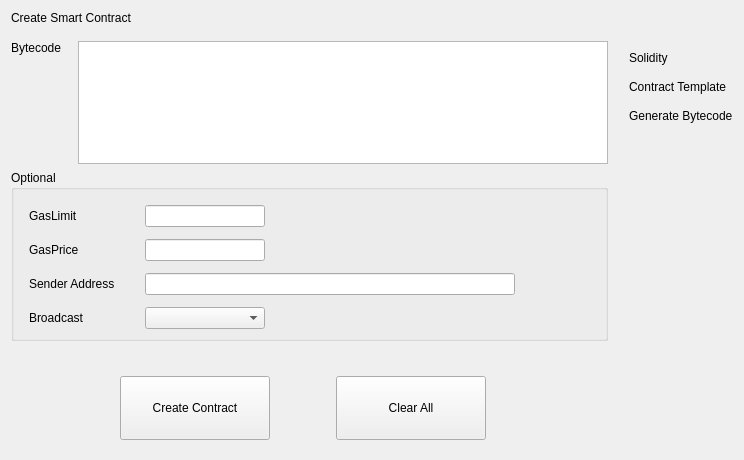
Qt form src/qt/forms/createcontract.ui (qtumproject/qtum) before a commit.
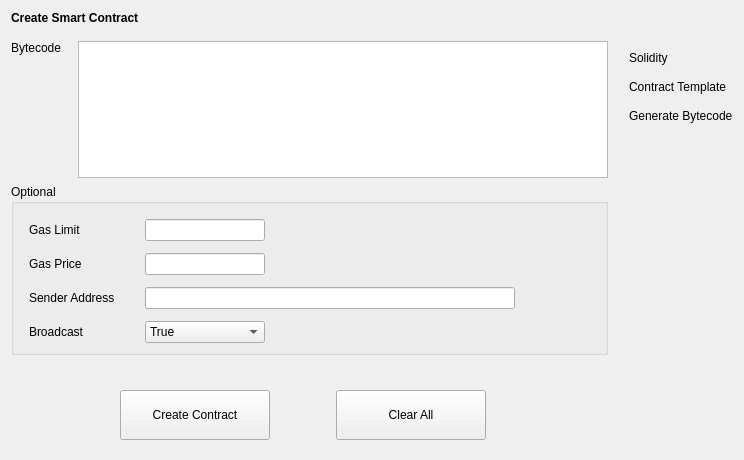
The same form after that commit.

What changed in the file:
```diff
--- a/src/qt/forms/createcontract.ui
+++ b/src/qt/forms/createcontract.ui
@@ -18,7 +18,13 @@
     <number>11</number>
    </property>
    <item>
-    <widget class="QLabel" name="label_6">
+    <widget class="QLabel" name="labelTitle">
+     <property name="font">
+      <font>
+       <weight>75</weight>
+       <bold>true</bold>
+      </font>
+     </property>
      <property name="text">
       <string>Create Smart Contract</string>
      </property>
@@ -112,14 +118,14 @@
           <item row="1" column="0">
            <widget class="QLabel" name="label_3">
             <property name="text">
-             <string>GasPrice</string>
+             <string>Gas Price</string>
             </property>
            </widget>
           </item>
           <item row="0" column="0">
            <widget class="QLabel" name="label_2">
             <property name="text">
-             <string>GasLimit</string>
+             <string>Gas Limit</string>
             </property>
            </widget>
           </item>
@@ -171,6 +177,16 @@
               <height>16777215</height>
              </size>
             </property>
+            <item>
+             <property name="text">
+              <string>True</string>
+             </property>
+            </item>
+            <item>
+             <property name="text">
+              <string>False</string>
+             </property>
+            </item>
            </widget>
           </item>
           <item row="0" column="2" rowspan="4">
@@ -323,7 +339,7 @@
        <property name="minimumSize">
         <size>
          <width>150</width>
-         <height>64</height>
+         <height>50</height>
         </size>
        </property>
        <property name="text">
@@ -352,7 +368,7 @@
        <property name="minimumSize">
         <size>
          <width>150</width>
-         <height>64</height>
+         <height>50</height>
         </size>
        </property>
        <property name="text">
```
Left out of the diff: 42 changed lines with no effect on the pictures.
